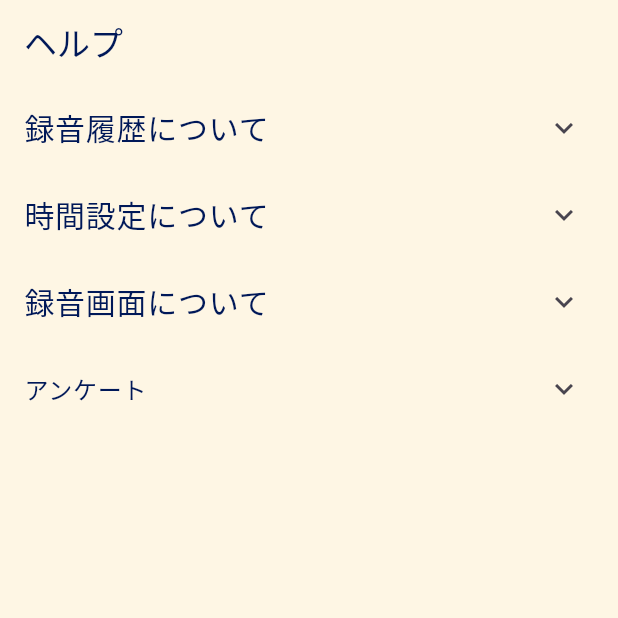
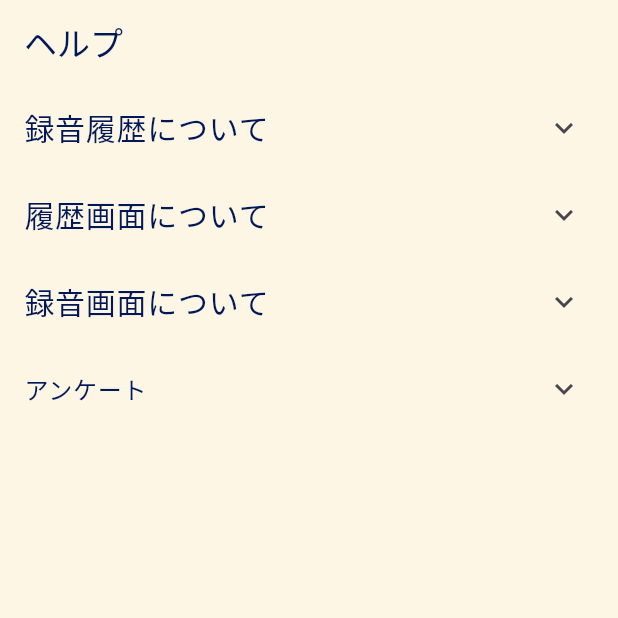
Before and after one commit to tarou652/social-implementation, a Flutter app: the screen it shows after launch, item 4 of the bottom bar chosen, on a phone screen of 412 x 824 dp, the top half of it. Run offline on Flutter 3.47's test engine with Material 3 defaults, Android fonts, the phone set to English and light mode, and no system bars; our stand-ins replace audioplayers, fl_chart; missing offline and left inert: record, workmanager.

```diff
--- a/social_implementation/lib/help.dart
+++ b/social_implementation/lib/help.dart
@@ -78,7 +78,7 @@ class _MyHomePageState extends State<MyHomePage> {
           ),
           ExpansionTile(
             title: Text(
-                '時間設定について',
+                '履歴画面について',
                 style: TextStyle(fontSize: 20.0, color: Color(0xff001858)),
             ),
             children: <Widget>[
```
